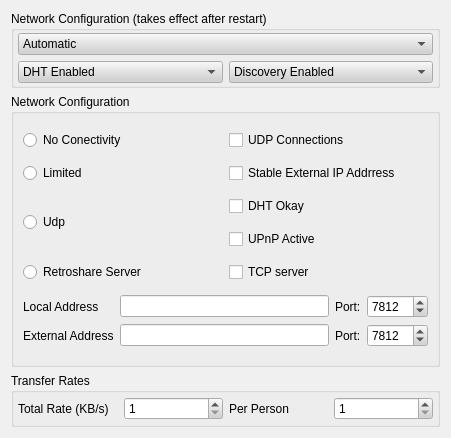
Above: retroshare-gui/src/gui/Preferences/ServerDialog.ui from RetroShare/RetroShare before the change. Below: the same form after it.
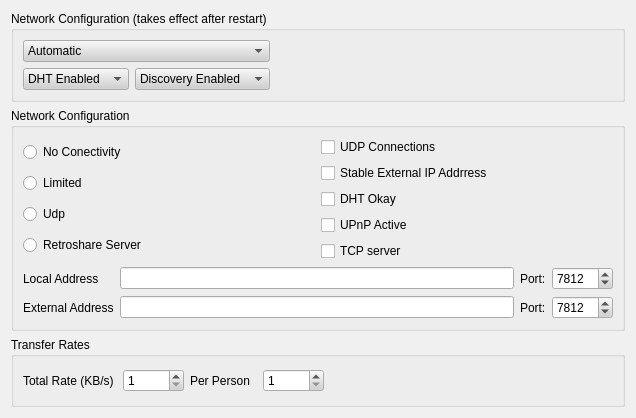
That is the form after the change.

Commit message: Cleaned layout(s) in config->server, and removed the ;setFixedSize that caused some damages to the server interface

Patch:
```diff
--- a/retroshare-gui/src/gui/Preferences/ServerDialog.ui
+++ b/retroshare-gui/src/gui/Preferences/ServerDialog.ui
@@ -5,8 +5,8 @@
    <rect>
     <x>0</x>
     <y>0</y>
-    <width>451</width>
-    <height>438</height>
+    <width>636</width>
+    <height>418</height>
    </rect>
   </property>
   <property name="sizePolicy" >
@@ -499,20 +499,8 @@
      <property name="title" >
       <string>Network Configuration (takes effect after restart)</string>
      </property>
-     <layout class="QGridLayout" >
-      <property name="leftMargin" >
-       <number>4</number>
-      </property>
-      <property name="topMargin" >
-       <number>2</number>
-      </property>
-      <property name="rightMargin" >
-       <number>4</number>
-      </property>
-      <property name="bottomMargin" >
-       <number>2</number>
-      </property>
-      <item row="0" column="0" >
+     <layout class="QHBoxLayout" >
+      <item>
        <layout class="QVBoxLayout" >
         <item>
          <widget class="QComboBox" name="netModeComboBox" >
@@ -567,13 +555,26 @@
         </item>
        </layout>
       </item>
+      <item>
+       <spacer>
+        <property name="orientation" >
+         <enum>Qt::Horizontal</enum>
+        </property>
+        <property name="sizeHint" >
+         <size>
+          <width>40</width>
+          <height>20</height>
+         </size>
+        </property>
+       </spacer>
+      </item>
      </layout>
     </widget>
    </item>
    <item row="1" column="0" >
     <widget class="QGroupBox" name="groupBox" >
      <property name="sizePolicy" >
-      <sizepolicy vsizetype="Expanding" hsizetype="Preferred" >
+      <sizepolicy vsizetype="Preferred" hsizetype="Preferred" >
        <horstretch>0</horstretch>
        <verstretch>0</verstretch>
       </sizepolicy>
@@ -581,49 +582,64 @@
      <property name="title" >
       <string>Network Configuration</string>
      </property>
-     <layout class="QGridLayout" >
-      <item row="0" column="0" >
+     <layout class="QVBoxLayout" >
+      <item>
+       <layout class="QHBoxLayout" >
+        <item>
+         <layout class="QVBoxLayout" >
+          <item>
        <widget class="QRadioButton" name="radio_nonet" >
         <property name="text" >
          <string>No Conectivity</string>
         </property>
        </widget>
       </item>
-      <item row="0" column="1" >
-       <widget class="QCheckBox" name="check_udp" >
-        <property name="text" >
-         <string>UDP Connections</string>
-        </property>
-        <property name="checkable" >
-         <bool>false</bool>
-        </property>
-       </widget>
-      </item>
-      <item row="1" column="0" >
+          <item>
        <widget class="QRadioButton" name="radio_netLimited" >
         <property name="text" >
          <string>Limited</string>
         </property>
        </widget>
       </item>
-      <item row="1" column="1" >
-       <widget class="QCheckBox" name="check_ext" >
-        <property name="text" >
-         <string>Stable External IP Addrress</string>
-        </property>
-        <property name="checkable" >
-         <bool>false</bool>
-        </property>
-       </widget>
-      </item>
-      <item rowspan="2" row="2" column="0" >
+          <item>
        <widget class="QRadioButton" name="radio_netUdp" >
         <property name="text" >
          <string>Udp</string>
         </property>
        </widget>
       </item>
-      <item row="2" column="1" >
+          <item>
+           <widget class="QRadioButton" name="radio_netServer" >
+            <property name="text" >
+             <string>Retroshare Server</string>
+            </property>
+           </widget>
+          </item>
+         </layout>
+        </item>
+        <item>
+         <layout class="QVBoxLayout" >
+          <item>
+           <widget class="QCheckBox" name="check_udp" >
+            <property name="text" >
+             <string>UDP Connections</string>
+            </property>
+            <property name="checkable" >
+             <bool>false</bool>
+            </property>
+           </widget>
+          </item>
+          <item>
+           <widget class="QCheckBox" name="check_ext" >
+            <property name="text" >
+             <string>Stable External IP Addrress</string>
+            </property>
+            <property name="checkable" >
+             <bool>false</bool>
+            </property>
+           </widget>
+          </item>
+          <item>
        <widget class="QCheckBox" name="check_dht" >
         <property name="text" >
          <string>DHT Okay</string>
@@ -633,7 +649,7 @@
         </property>
        </widget>
       </item>
-      <item row="3" column="1" >
+          <item>
        <widget class="QCheckBox" name="check_upnp" >
         <property name="text" >
          <string>UPnP Active</string>
@@ -643,14 +659,7 @@
         </property>
        </widget>
       </item>
-      <item row="4" column="0" >
-       <widget class="QRadioButton" name="radio_netServer" >
-        <property name="text" >
-         <string>Retroshare Server</string>
-        </property>
-       </widget>
-      </item>
-      <item row="4" column="1" >
+          <item>
        <widget class="QCheckBox" name="check_tcp" >
         <property name="text" >
          <string>TCP server</string>
@@ -660,7 +669,11 @@
         </property>
        </widget>
       </item>
-      <item row="5" column="0" colspan="2" >
+         </layout>
+        </item>
+       </layout>
+      </item>
+      <item>
        <layout class="QHBoxLayout" >
         <item>
          <layout class="QVBoxLayout" >
@@ -682,6 +695,9 @@
         </item>
         <item>
          <layout class="QGridLayout" >
+          <item row="0" column="0" >
+           <widget class="QLineEdit" name="localAddress" />
+          </item>
           <item row="0" column="1" >
            <widget class="QLabel" name="label_5" >
             <property name="text" >
@@ -702,6 +718,9 @@
             </property>
            </widget>
           </item>
+          <item row="1" column="0" >
+           <widget class="QLineEdit" name="extAddress" />
+          </item>
           <item row="1" column="1" >
            <widget class="QLabel" name="label_4" >
             <property name="text" >
@@ -722,12 +741,6 @@
             </property>
            </widget>
           </item>
-          <item row="1" column="0" >
-           <widget class="QLineEdit" name="extAddress" />
-          </item>
-          <item row="0" column="0" >
-           <widget class="QLineEdit" name="localAddress" />
-          </item>
          </layout>
         </item>
        </layout>
@@ -746,20 +759,8 @@
      <property name="title" >
       <string>Transfer Rates</string>
      </property>
-     <layout class="QGridLayout" >
-      <property name="leftMargin" >
-       <number>4</number>
-      </property>
-      <property name="topMargin" >
-       <number>4</number>
-      </property>
-      <property name="rightMargin" >
-       <number>4</number>
-      </property>
-      <property name="bottomMargin" >
-       <number>4</number>
-      </property>
-      <item row="0" column="0" >
+     <layout class="QHBoxLayout" >
+      <item>
        <layout class="QHBoxLayout" >
         <property name="spacing" >
          <number>6</number>
@@ -798,7 +799,7 @@
         </item>
        </layout>
       </item>
-      <item row="0" column="1" >
+      <item>
        <layout class="QHBoxLayout" >
         <property name="spacing" >
          <number>6</number>
@@ -837,6 +838,19 @@
         </item>
        </layout>
       </item>
+      <item>
+       <spacer>
+        <property name="orientation" >
+         <enum>Qt::Horizontal</enum>
+        </property>
+        <property name="sizeHint" >
+         <size>
+          <width>40</width>
+          <height>20</height>
+         </size>
+        </property>
+       </spacer>
+      </item>
      </layout>
     </widget>
    </item>
```
Lines whose indentation alone changed are shown as unchanged. The commit also changes 1 other file.
